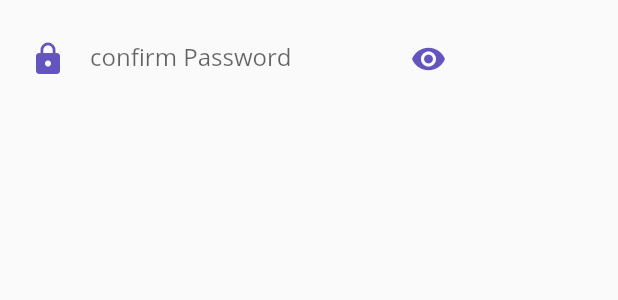
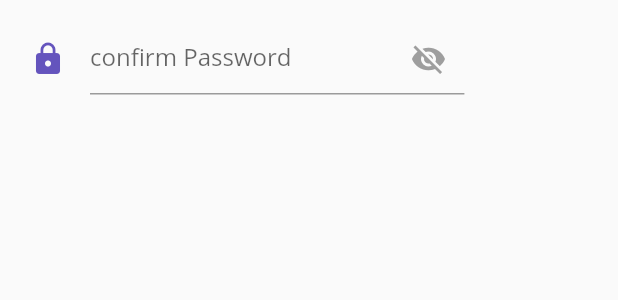
Before and after one commit to basel33it/flutter-project-1, a Flutter app: the RoundedConfirmPasswordField widget shown alone on an empty page, opened directly, on a phone screen of 412 x 824 dp. Shown: the top 300 px of the screen. Run offline on Flutter 3.47's test engine with Material 2 defaults, Android fonts, the phone set to English and light mode, and no system bars; our stand-ins replace firebase_auth, firebase_core; accounts and stored records are empty; network calls fail.

Commit message:
our project

```diff
--- a/lib/widgets/confirm_password_field.dart
+++ b/lib/widgets/confirm_password_field.dart
@@ -2,32 +2,52 @@
 import 'package:flutter_auth_ui/constants.dart';
 import 'package:flutter_auth_ui/widgets/widgets.dart';
 
-class RoundedConfirmPasswordField extends StatelessWidget {
-  const RoundedConfirmPasswordField({Key? key, this.confirmpasswordController})
+class RoundedConfirmPasswordField extends StatefulWidget {
+   RoundedConfirmPasswordField({Key? key, this.confirmpasswordController})
       : super(key: key);
 
   final TextEditingController? confirmpasswordController;
 
   @override
+  State<RoundedConfirmPasswordField> createState() => _RoundedConfirmPasswordFieldState();
+}
+
+class _RoundedConfirmPasswordFieldState extends State<RoundedConfirmPasswordField> {
+  bool _obscureText = true;
+
+  @override
   Widget build(BuildContext context) {
     return TextFieldContainer(
       child: TextFormField(
-        controller: confirmpasswordController,
-        obscureText: true,
+        controller: widget.confirmpasswordController,
+        obscureText: _obscureText,
         cursorColor: kPrimaryColor,
-        decoration: const InputDecoration(
+        decoration:  InputDecoration(
             icon: Icon(
               Icons.lock,
               color: kPrimaryColor,
             ),
             hintText: "confirm Password",
-            hintStyle: TextStyle(fontFamily: 'OpenSans'),
-            suffixIcon: Icon(
-              Icons.visibility,
-              color: kPrimaryColor,
-            ),
-            border: InputBorder.none),
+            hintStyle:  TextStyle(fontFamily: 'OpenSans'),
+            suffixIcon: GestureDetector(
+                onTap: () {
+                  setState(() {
+                    _obscureText = !_obscureText;
+                  });
+                },
+                child: _obscureText
+                    ? const Icon(
+                  Icons.visibility_off,
+                  color: Colors.grey,
+                )
+                    : const Icon(
+                  Icons.visibility,
+                ))),
+            //border: InputBorder.none
       ),
-    );
+
+      );
+
+
   }
 }
--- a/lib/widgets/rounded_button.dart
+++ b/lib/widgets/rounded_button.dart
@@ -44,8 +44,6 @@
   // }
 
 
-
-
   @override
   Widget build(BuildContext context) {
     Size size = MediaQuery.of(context).size;
```
Also changed, not shown: lib/screens/signup_screen.dart (+5 -2 lines), lib/widgets/rounded_password_field.dart (+32 -12 lines), assets/images/splash_3.png.
